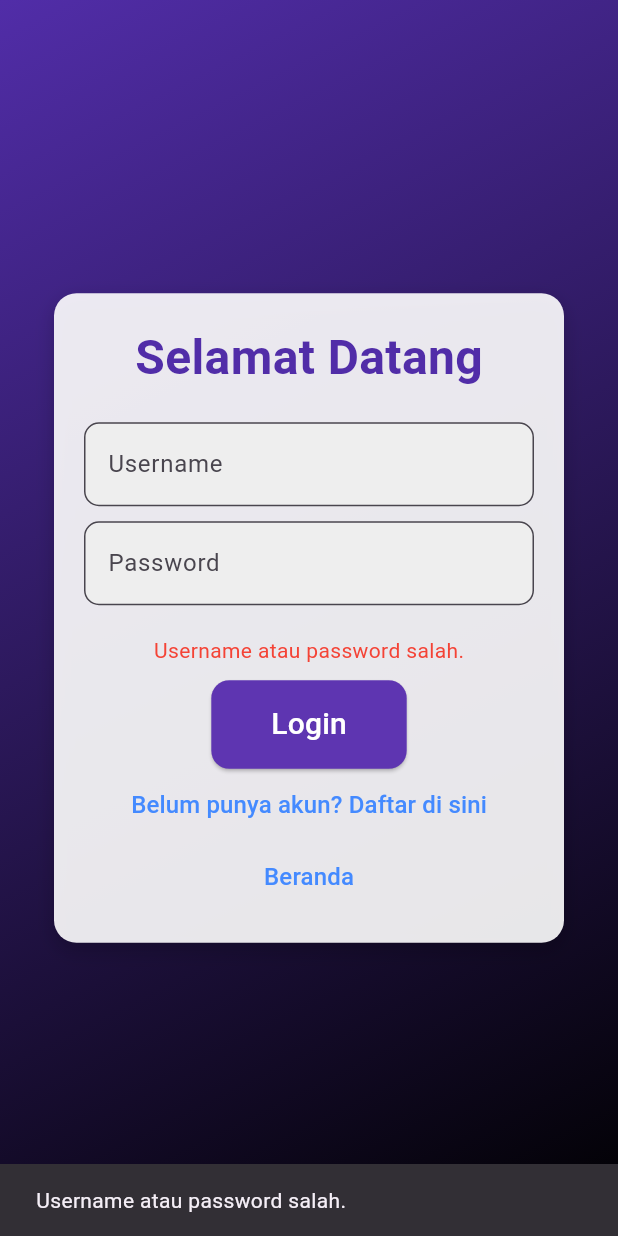
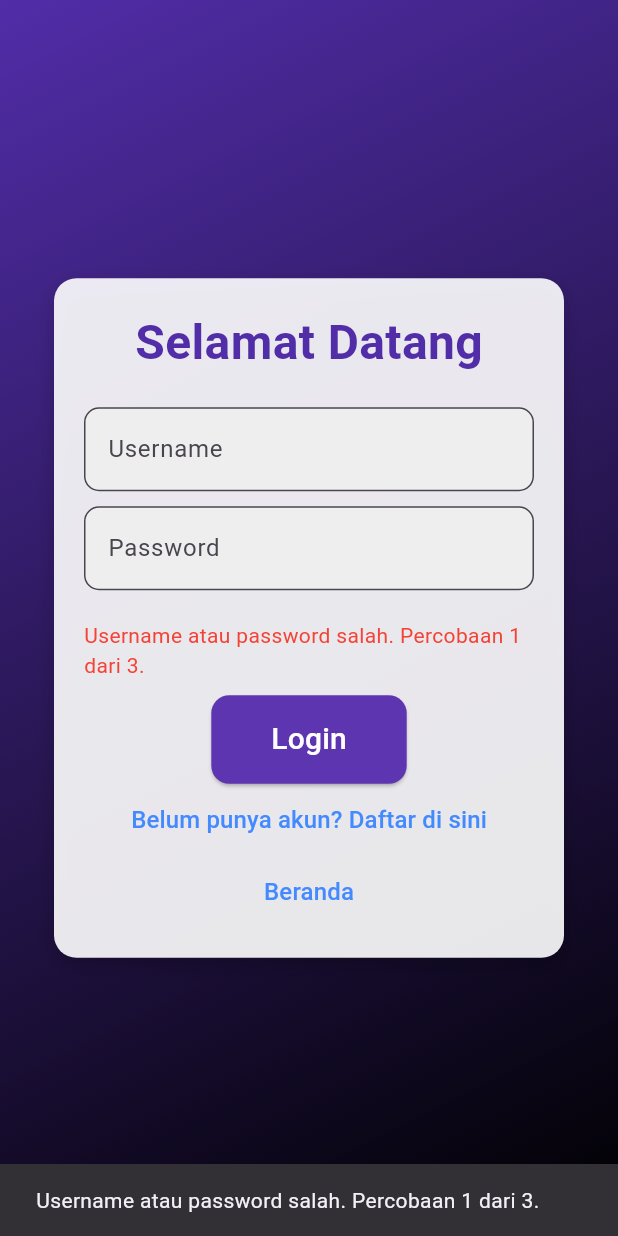
Before and after one commit to AndreSusilo27/UTS-Pemrograman-Mobile-2, a Flutter app: the LoginPage screen opened directly, after a tap on "Login", on a phone screen of 412 x 824 dp. Run offline on Flutter 3.47's test engine with Material 3 defaults, Android fonts, the light colour scheme and no system bars; drawn by our look-alikes of animated_text_kit; our stand-ins replace flutter_spinkit, image_picker, sqflite; accounts and stored records are empty.

Commit message:
Validasi Input(login,register), perbaikan desain, method logout

```diff
--- a/lib/screens/login.dart
+++ b/lib/screens/login.dart
@@ -18,8 +18,20 @@ class _LoginPageState extends State<LoginPage> {
   final _passwordController = TextEditingController();
   bool _isLoading = false;
   String? _errorMessage;
+  int _loginAttempts = 0;
+  final int _maxAttempts = 3;
+  bool _isLocked = false;
 
   void _login() async {
+    if (_isLocked) {
+      ScaffoldMessenger.of(context).showSnackBar(
+        const SnackBar(
+          content: Text("Akun Anda terkunci sementara. Coba lagi nanti."),
+        ),
+      );
+      return;
+    }
+
     setState(() {
       _isLoading = true;
       _errorMessage = null;
@@ -29,7 +41,6 @@ class _LoginPageState extends State<LoginPage> {
     final password = _passwordController.text;
 
     try {
-      // Panggil metode autentikasi dan ambil data pengguna jika login berhasil
       Map<String, dynamic>? userProfile = await DatabaseHelper.instance
           .authenticateAndFetchUser(username, password);
 
@@ -38,24 +49,46 @@ class _LoginPageState extends State<LoginPage> {
       });
 
       if (userProfile != null) {
-        // Navigasi ke Dashboard dengan data profil pengguna
+        _loginAttempts = 0;
         Navigator.pushReplacement(
           context,
           MaterialPageRoute(
             builder: (context) => Dashboard(
-              username: userProfile['username'], // Username
-              name: userProfile['name'], // Nama dari profil
-              email: userProfile['email'], // Email dari profil
+              username: userProfile['username'],
+              name: userProfile['name'],
+              email: userProfile['email'],
             ),
           ),
         );
       } else {
-        setState(() {
-          _errorMessage = "Username atau password salah.";
-        });
-        ScaffoldMessenger.of(context).showSnackBar(
-          SnackBar(content: Text(_errorMessage!)),
-        );
+        _loginAttempts++;
+        if (_loginAttempts >= _maxAttempts) {
+          setState(() {
+            _isLocked = true;
+          });
+          ScaffoldMessenger.of(context).showSnackBar(
+            const SnackBar(
+              content: Text(
+                  "Akun terkunci sementara karena terlalu banyak percobaan gagal."),
+              duration: Duration(seconds: 5),
+            ),
+          );
+
+          Future.delayed(const Duration(seconds: 10), () {
+            setState(() {
+              _isLocked = false;
+              _loginAttempts = 0;
+            });
+          });
+        } else {
+          setState(() {
+            _errorMessage =
+                "Username atau password salah. Percobaan $_loginAttempts dari $_maxAttempts.";
+          });
+          ScaffoldMessenger.of(context).showSnackBar(
+            SnackBar(content: Text(_errorMessage!)),
+          );
+        }
       }
     } catch (e) {
       setState(() {
```
Also changed, not shown: lib/screens/dashboard.dart (+30 -6 lines), lib/screens/register.dart (+76 -34 lines).
